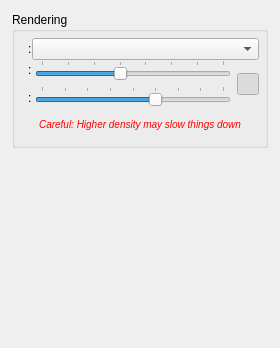
Before: the Qt Designer form src/DiscoveryArea/ui/previews_settings.ui in eidora-desktop/EIDORA, drawn with Qt 5.
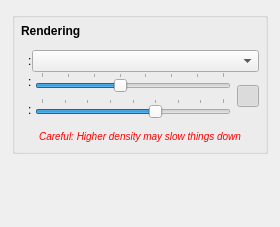
After: the same form once the commit is applied. Icons and pictures are not drawn.

What changed in the file:
```diff
--- a/src/DiscoveryArea/ui/previews_settings.ui
+++ b/src/DiscoveryArea/ui/previews_settings.ui
@@ -7,7 +7,7 @@
     <x>0</x>
     <y>0</y>
     <width>280</width>
-    <height>348</height>
+    <height>227</height>
    </rect>
   </property>
   <property name="sizePolicy">
@@ -71,7 +71,7 @@
       <item>
        <widget class="QGroupBox" name="main_controllers">
         <property name="title">
-         <string>Rendering</string>
+         <string/>
         </property>
         <layout class="QVBoxLayout" name="verticalLayout_2">
          <property name="spacing">
@@ -87,8 +87,39 @@
           <number>6</number>
          </property>
          <property name="bottomMargin">
-          <number>6</number>
+          <number>0</number>
          </property>
+         <item>
+          <widget class="QWidget" name="widget" native="true">
+           <layout class="QVBoxLayout" name="verticalLayout_9">
+            <property name="spacing">
+             <number>0</number>
+            </property>
+            <property name="leftMargin">
+             <number>0</number>
+            </property>
+            <property name="topMargin">
+             <number>0</number>
+            </property>
+            <property name="rightMargin">
+             <number>0</number>
+            </property>
+            <property name="bottomMargin">
+             <number>12</number>
+            </property>
+            <item>
+             <widget class="QLabel" name="label">
+              <property name="styleSheet">
+               <string notr="true">font: bold</string>
+              </property>
+              <property name="text">
+               <string>Rendering</string>
+              </property>
+             </widget>
+            </item>
+           </layout>
+          </widget>
+         </item>
          <item>
           <widget class="QWidget" name="panel_thumbnail_container" native="true">
            <property name="sizePolicy">
```
